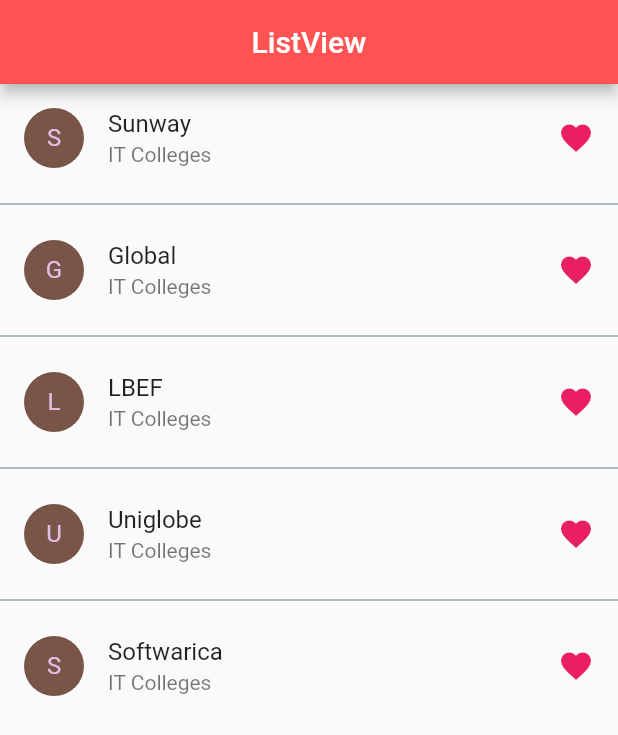
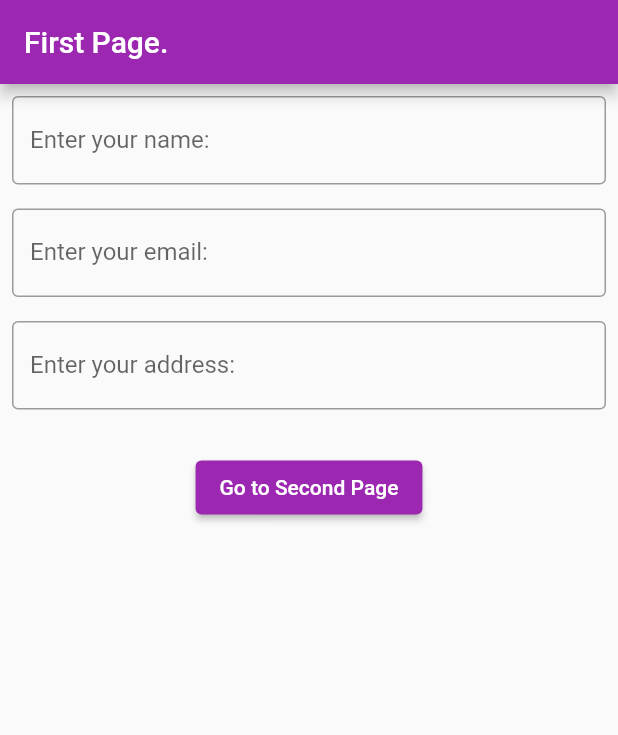
Before and after one commit to rkoirala129/first_flutter_app, a Flutter app: the screen it shows after launch, on a phone screen of 412 x 824 dp. Shown: the top 735 px of the screen. Run offline on Flutter 3.47's test engine with Material 2 defaults, Android fonts, the phone set to English and light mode, and no system bars.

Commit message:
navigation updated

```diff
--- a/lib/main.dart
+++ b/lib/main.dart
@@ -1,11 +1,13 @@
 import 'package:first_flutter_app/screenUI/bottomnavigation.dart';
 import 'package:first_flutter_app/screenUI/buttonwidget.dart';
+import 'package:first_flutter_app/screenUI/clickableListView.dart';
 import 'package:first_flutter_app/screenUI/drawerwidget.dart';
 import 'package:first_flutter_app/screenUI/home.dart';
 import 'package:first_flutter_app/screenUI/containerwidget.dart';
 import 'package:first_flutter_app/screenUI/imagewidget.dart';
 import 'package:first_flutter_app/screenUI/listViewWidget.dart';
 import 'package:first_flutter_app/screenUI/listviewtypes.dart';
+import 'package:first_flutter_app/screenUI/myFirstPage.dart';
 import 'package:first_flutter_app/screenUI/pageviewwidget.dart';
 import 'package:first_flutter_app/screenUI/rowcolumn.dart';
 import 'package:first_flutter_app/screenUI/scaffoldtext.dart';
@@ -29,7 +31,7 @@ class MyApp extends StatelessWidget {
       theme: ThemeData(
         primarySwatch: Colors.purple,
       ),
-      home: const ListViewTypes(),
+      home: const FirstPage(),
     );
   }
 }
--- /dev/null
+++ b/lib/model/fruit.dart
@@ -0,0 +1,5 @@
+class FruitModel {
+  final String name, imageUrl, description;
+
+  FruitModel(this.name, this.imageUrl, this.description);
+}
--- a/lib/screenUI/home.dart
+++ b/lib/screenUI/home.dart
@@ -1,6 +1,6 @@
 import 'package:first_flutter_app/screenUI/bottomnavigation.dart';
 import 'package:first_flutter_app/screenUI/buttonwidget.dart';
-import 'package:first_flutter_app/screenUI/cardview.dart';
+import 'package:first_flutter_app/screenUI/clickableListView.dart';
 import 'package:first_flutter_app/screenUI/containerwidget.dart';
 import 'package:first_flutter_app/screenUI/drawerwidget.dart';
 import 'package:first_flutter_app/screenUI/imagewidget.dart';
@@ -69,7 +69,7 @@ class HomePage extends StatelessWidget {
                 Navigator.push(
                     context,
                     MaterialPageRoute(
-                      builder: (context) => CardViewWidget(),
+                      builder: (context) => MyClickableList(),
                     ));
               },
               child: Text("CardView"),
--- /dev/null
+++ b/lib/screenUI/myFirstPage.dart
@@ -0,0 +1,66 @@
+import 'package:first_flutter_app/screenUI/mySecondPage.dart';
+import 'package:flutter/material.dart';
+
+class FirstPage extends StatefulWidget {
+  const FirstPage({Key? key}) : super(key: key);
+
+  @override
+  State<FirstPage> createState() => _FirstPageState();
+}
+
+class _FirstPageState extends State<FirstPage> {
+  TextEditingController _name = TextEditingController();
+  TextEditingController _email = TextEditingController();
+  TextEditingController _address = TextEditingController();
+
+  @override
+  Widget build(BuildContext context) {
+    return Scaffold(
+      appBar: AppBar(
+        title: Text("First Page."),
+      ),
+      body: Column(
+        children: [
+          Padding(
+            padding: const EdgeInsets.all(8.0),
+            child: TextField(
+              controller: _name,
+              decoration: InputDecoration(
+                  border: OutlineInputBorder(), labelText: "Enter your name:"),
+            ),
+          ),
+          Padding(
+            padding: const EdgeInsets.all(8.0),
+            child: TextField(
+              controller: _email,
+              decoration: InputDecoration(
+                  border: OutlineInputBorder(), labelText: "Enter your email:"),
+            ),
+          ),
+          Padding(
+            padding: const EdgeInsets.all(8.0),
+            child: TextField(
+              controller: _address,
+              decoration: InputDecoration(
+                  border: OutlineInputBorder(),
+                  labelText: "Enter your address:"),
+            ),
+          ),
+          SizedBox(
+            height: 20,
+          ),
+          ElevatedButton(
+            onPressed: (() {
+              Navigator.of(context).push(MaterialPageRoute(
+                  builder: (context) => SecondPage(
+                      name: _name.text,
+                      email: _email.text,
+                      address: _address.text)));
+            }),
+            child: Text("Go to Second Page"),
+          )
+        ],
+      ),
+    );
+  }
+}
```
Also changed, not shown: lib/screenUI/clickableListView.dart (added, +62 -0 lines), lib/screenUI/fruitDesc.dart (added, +23 -0 lines), lib/screenUI/mySecondPage.dart (added, +84 -0 lines), lib/screenUI/myThirdPage.dart (added, +46 -0 lines), 1 other file.
